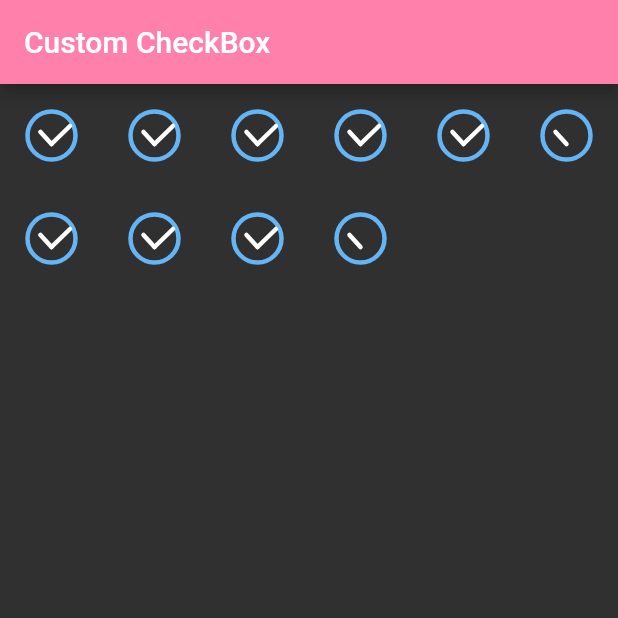
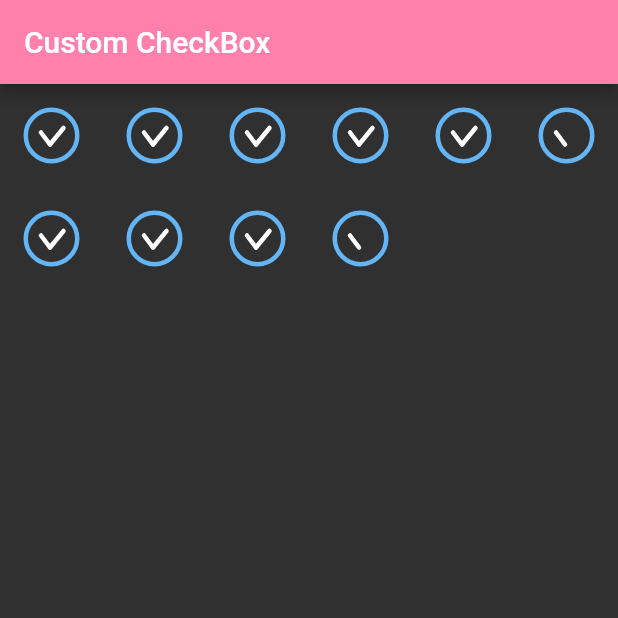
Before and after one commit to damirtokmashov/custom_checkbox, a Flutter app: the screen it shows after launch, after a tap on "Add checkboxes", on a phone screen of 412 x 824 dp, the top half of it. Run offline on Flutter 3.47's test engine with Material 2 defaults, Android fonts, the phone set to English and light mode, and no system bars.

Commit message:
refactored code

```diff
--- a/lib/main.dart
+++ b/lib/main.dart
@@ -24,8 +24,12 @@ class CustomBoxesPage extends StatefulWidget {
   _CustomBoxesPageState createState() => _CustomBoxesPageState();
 }
 
-class _CustomBoxesPageState extends State<CustomBoxesPage> {
+class _CustomBoxesPageState extends State<CustomBoxesPage>
+    with SingleTickerProviderStateMixin {
   ScrollController _scrollController = ScrollController();
+  late AnimationController _controller;
+  late Animation colorAnimation;
+  late Color animatedColor;
 
   @override
   void initState() {
@@ -33,6 +37,19 @@ class _CustomBoxesPageState extends State<CustomBoxesPage> {
     _scrollController = ScrollController(
       initialScrollOffset: 0.0,
       keepScrollOffset: true,
+    );
+    _controller =
+        AnimationController(vsync: this, duration: Duration(seconds: 3));
+    colorAnimation =
+        ColorTween(begin: Colors.transparent, end: Colors.blue).animate(
+      CurvedAnimation(
+        parent: _controller,
+        curve: Interval(0.5, 1.0),
+      )..addListener(() {
+          setState(() {
+            animatedColor = colorAnimation.value;
+          });
+        }),
     );
   }
 
@@ -61,8 +78,7 @@ class _CustomBoxesPageState extends State<CustomBoxesPage> {
                 itemBuilder: (BuildContext context, int index) {
                   return ValueListenableBuilder(
                     valueListenable: colorDefault,
-                    builder: (context, value, _) => Container(
-                      child: GestureDetector(
+                    builder: (context, value, _) => GestureDetector(
                       onTap: () {
                         list[index].checkValue(list[index].colorValue);
                         colorDefault.value = list[index].color!;
@@ -76,18 +92,10 @@ class _CustomBoxesPageState extends State<CustomBoxesPage> {
                             .toList();
                       },
                       child: CustomPaint(
-                          foregroundPainter: DrawLine(
-                            fillColor: colorDefault.value,
+                        foregroundPainter: DrawLine(),
+                        painter: FillCustomBox(
                           selected: list[index].selectedValue,
-                            activeColor:
-                                list[index].color ?? Colors.transparent,
-                          ),
-                          painter: FillBox(
-                            fillColor: colorDefault.value,
-                            selected: list[index].selectedValue,
-                            activeColor:
-                                list[index].color ?? Colors.transparent,
-                          ),
+                          activeColor: list[index].color ?? Colors.transparent,
                         ),
                       ),
                     ),
@@ -109,6 +117,7 @@ class _CustomBoxesPageState extends State<CustomBoxesPage> {
               children: <Widget>[
                 TextButton(
                   onPressed: () {
+                    _controller.forward();
                     setState(() {
                       for (int i = 0; i < 10; i++) {
                         list.add(
@@ -150,27 +159,30 @@ class _CustomBoxesPageState extends State<CustomBoxesPage> {
   }
 }
 
-class FillBox extends CustomPainter {
-  final Color fillColor, activeColor;
+class FillCustomBox extends CustomPainter {
+  final Color activeColor;
   final bool selected;
 
-  FillBox({
-    required this.fillColor,
+  FillCustomBox({
     required this.selected,
     required this.activeColor,
   });
 
   @override
   void paint(Canvas canvas, Size size) {
-    final halfHeight = size.height / 2, halfWidth = size.width / 2;
+    final offsetCenter = Offset(
+      size.width / 2,
+      size.height / 2,
+    );
 
     canvas.drawCircle(
-      Offset(halfHeight, halfWidth),
-      16,
+      offsetCenter,
+      offsetCenter.dx / 2,
       Paint()
         ..color = activeColor
         ..style = selected ? PaintingStyle.fill : PaintingStyle.stroke
-        ..strokeWidth = 3,
+        ..strokeWidth = 3
+        ..strokeJoin = StrokeJoin.round,
     );
   }
 
@@ -181,24 +193,18 @@ class FillBox extends CustomPainter {
 }
 
 class DrawLine extends CustomPainter {
-  final Color fillColor, activeColor;
-  final bool selected;
-
-  DrawLine({
-    required this.fillColor,
-    required this.selected,
-    required this.activeColor,
-  });
-
   @override
   void paint(Canvas canvas, Size size) {
-    final halfHeight = size.height / 2;
+    final offsetCenter = Offset(
+      size.width / 2,
+      size.height / 2,
+    );
 
     final path = Path()
-      ..moveTo(halfHeight, 40)
-      ..lineTo(27, 32)
-      ..moveTo(-halfHeight, 40)
-      ..lineTo(-22, 28);
+      ..moveTo(offsetCenter.dx - 1, offsetCenter.dy + 6)
+      ..lineTo(offsetCenter.dx - 7, offsetCenter.dy - 2)
+      ..moveTo(-offsetCenter.dx - 1, offsetCenter.dy + 6)
+      ..lineTo(-offsetCenter.dx + 8, offsetCenter.dy - 5);
 
     canvas.drawPath(
       path,
```
Lines whose indentation alone changed are shown as unchanged.
